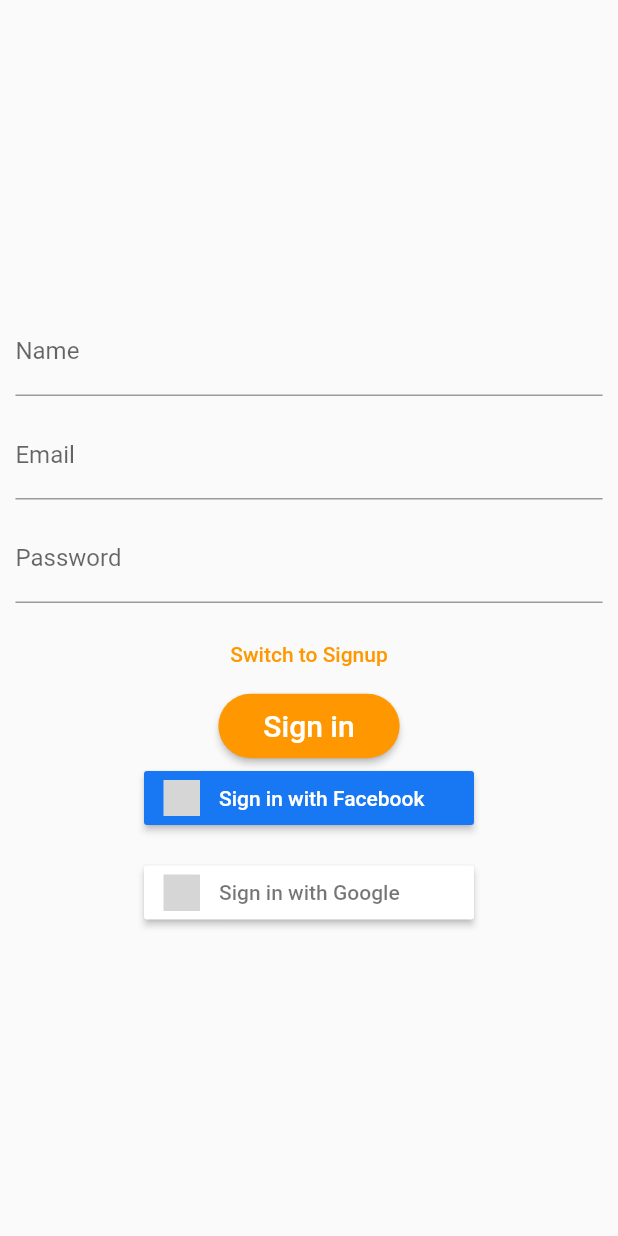
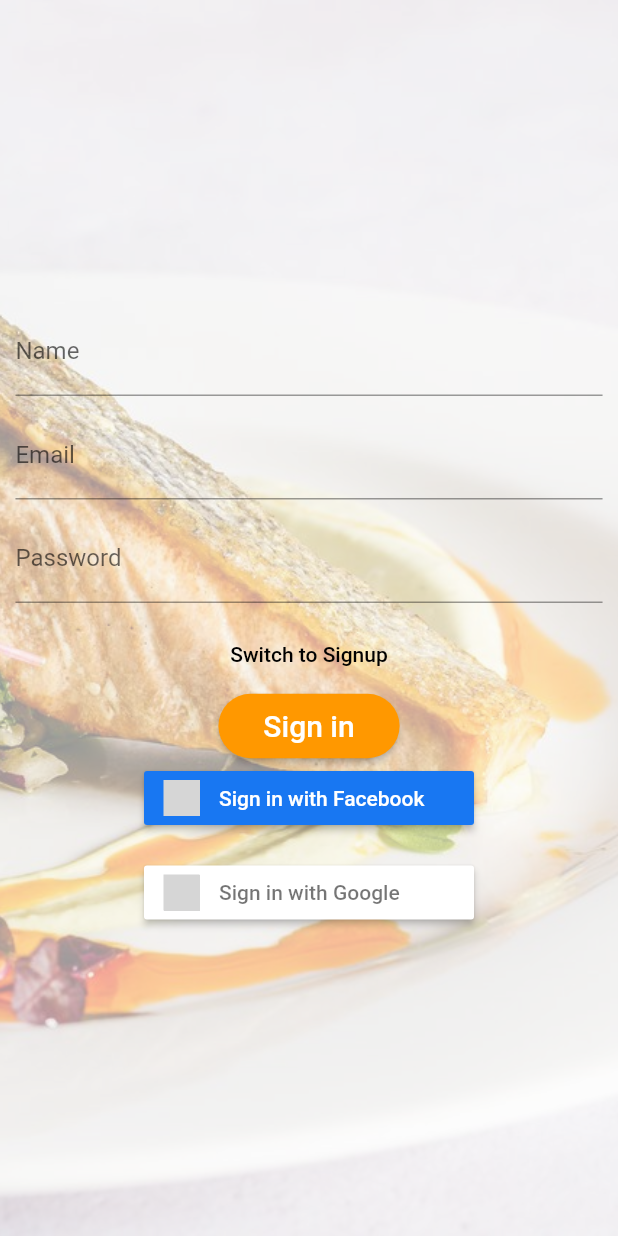
Before and after one commit to naveen-ku/food_wars, a Flutter app: the screen it shows after launch, after a tap on "Get Started", on a phone screen of 412 x 824 dp. Run offline on Flutter 3.47's test engine with Material 2 defaults, Android fonts, the phone set to English and light mode, and no system bars; our stand-ins replace flutter_signin_button; grey boxes are pictures that could not be loaded.

Commit message:
Outsourcing code and completing auth page

```diff
--- a/lib/main.dart
+++ b/lib/main.dart
@@ -1,5 +1,5 @@
 import 'package:flutter/material.dart';
-import 'package:food_wars/pages/landing_page.dart';
+import 'package:food_wars/pages/landing_screen.dart';
 
 void main() {
   runApp(MyApp());
@@ -15,7 +15,7 @@ class MyApp extends StatelessWidget {
         accentColor: Colors.white,
         visualDensity: VisualDensity.adaptivePlatformDensity,
       ),
-      home: LandingPage(),
+      home: LandingScreen(),
     );
   }
 }
--- a/lib/pages/auth.dart
+++ b/lib/pages/auth.dart
@@ -1,6 +1,6 @@
 import "package:flutter/material.dart";
 import 'package:flutter_signin_button/flutter_signin_button.dart';
-import 'package:food_wars/pages/landing_page.dart';
+import 'package:food_wars/pages/landing_screen.dart';
 
 class AuthPage extends StatefulWidget {
   @override
@@ -16,8 +16,15 @@ class _AuthPageState extends State<AuthPage> {
     'passValue': null,
   };
   final GlobalKey<FormState> _formKey = GlobalKey<FormState>();
-  //final TextEditingController _passwordTextController = TextEditingController();
-  // bool _acceptTerms;
+  DecorationImage _buildBackgroundImage() {
+    return DecorationImage(
+      fit: BoxFit.cover,
+      colorFilter:
+          ColorFilter.mode(Colors.black.withOpacity(0.4), BlendMode.dstATop),
+      image: AssetImage('assets/food_bg.jpg'),
+    );
+  }
+
   Widget _buildNameTextField() {
     return TextFormField(
       decoration: InputDecoration(
@@ -70,6 +77,34 @@ class _AuthPageState extends State<AuthPage> {
     );
   }
 
+  Widget _switchSignupModeButton() {
+    return FlatButton(
+      child: Text(
+        'Switch to Signup',
+        style: TextStyle(color: Colors.black),
+      ),
+      onPressed: () {},
+    );
+  }
+
+  Widget _signinButton() {
+    return Center(
+      child: RaisedButton(
+        color: Theme.of(context).primaryColor,
+        shape: RoundedRectangleBorder(
+          borderRadius: BorderRadius.circular(40.0),
+        ),
+        padding: EdgeInsets.symmetric(horizontal: 30.0, vertical: 10.0),
+        child: Text(
+          "Sign in",
+          style:
+              TextStyle(color: Theme.of(context).accentColor, fontSize: 20.0),
+        ),
+        onPressed: () => _submitForm(),
+      ),
+    );
+  }
+
   void _submitForm() {
     if (!_formKey.currentState.validate()) {
       return;
@@ -78,7 +113,7 @@ class _AuthPageState extends State<AuthPage> {
 
     Navigator.of(context)
         .push(MaterialPageRoute(builder: (BuildContext context) {
-      return LandingPage();
+      return LandingScreen();
     }));
   }
 
@@ -90,6 +125,9 @@ class _AuthPageState extends State<AuthPage> {
     return Scaffold(
       body: Container(
         padding: EdgeInsets.all(10.0),
+        decoration: BoxDecoration(
+          image: _buildBackgroundImage(),
+        ),
         child: Center(
           child: Form(
             key: _formKey,
@@ -110,33 +148,10 @@ class _AuthPageState extends State<AuthPage> {
                     SizedBox(
                       height: 10.0,
                     ),
-                    FlatButton(
-                      child: Text(
-                        'Switch to Signup',
-                        style: TextStyle(color: Theme.of(context).primaryColor),
-                      ),
-                      onPressed: () {},
-                    ),
-                    Center(
-                      child: RaisedButton(
-                        color: Theme.of(context).primaryColor,
-                        shape: RoundedRectangleBorder(
-                          borderRadius: BorderRadius.circular(40.0),
-                        ),
-                        padding: EdgeInsets.symmetric(
-                            horizontal: 30.0, vertical: 10.0),
-                        child: Text(
-                          "Sign in",
-                          style: TextStyle(
-                              color: Theme.of(context).accentColor,
-                              fontSize: 20.0),
-                        ),
-                        onPressed: () => _submitForm(),
-                      ),
-                    ),
+                    _switchSignupModeButton(),
+                    _signinButton(),
                     SignInButton(
                       Buttons.FacebookNew,
-                      // mini: true,
                       onPressed: () {},
                     ),
                     SizedBox(
@@ -144,7 +159,6 @@ class _AuthPageState extends State<AuthPage> {
                     ),
                     SignInButton(
                       Buttons.Google,
-                      // mini: true,
                       onPressed: () {},
                     ),
                   ],
--- a/lib/pages/landing_page.dart
+++ b/lib/pages/landing_screen.dart
@@ -1,15 +1,39 @@
 import "package:flutter/material.dart";
 import 'package:food_wars/pages/auth.dart';
 
-class LandingPage extends StatelessWidget {
+class LandingScreen extends StatelessWidget {
   Widget _buildImage() {
-    return Transform.rotate(
-      angle: -0 * 3.14 / 180,
-      child: Container(
-          // alignment: Alignment.bottomCenter,
-          margin: EdgeInsets.only(bottom: 30.0),
-          child: Image.asset('assets/food.png'),
-          color: Colors.transparent),
+    return Container(
+        // alignment: Alignment.bottomCenter,
+        margin: EdgeInsets.only(bottom: 30.0),
+        child: Image.asset('assets/food.png'),
+        color: Colors.transparent);
+  }
+
+  Widget _buildMainHeading(BuildContext context) {
+    return Container(
+      padding: EdgeInsets.all(20.0),
+      child: Center(
+        child: Text(
+          "WELCOME TO FOOD WARS",
+          style: TextStyle(
+              fontSize: 26.0,
+              color: Theme.of(context).primaryColor,
+              fontWeight: FontWeight.bold),
+        ),
+      ),
+    );
+  }
+
+  Widget _buildSubHeading(BuildContext context) {
+    return Container(
+      padding: EdgeInsets.only(left: 10.0, bottom: 20.0),
+      child: Text(
+        "Find your favourite food stall right away",
+        style: TextStyle(
+          fontSize: 16.0,
+        ),
+      ),
     );
   }
 
@@ -24,27 +48,8 @@ class LandingPage extends StatelessWidget {
             SizedBox(height: deviceHight * .25),
             _buildImage(),
             SizedBox(height: 20.0),
-            Container(
-              padding: EdgeInsets.all(20.0),
-              child: Center(
-                child: Text(
-                  "WELCOME TO FOOD WARS",
-                  style: TextStyle(
-                      fontSize: 26.0,
-                      color: Theme.of(context).primaryColor,
-                      fontWeight: FontWeight.bold),
-                ),
-              ),
-            ),
-            Container(
-              padding: EdgeInsets.only(left: 10.0, bottom: 20.0),
-              child: Text(
-                "Find your favourite food stall right away",
-                style: TextStyle(
-                  fontSize: 16.0,
-                ),
-              ),
-            ),
+            _buildMainHeading(context),
+            _buildSubHeading(context),
             RaisedButton(
               color: Theme.of(context).primaryColor,
               shape: RoundedRectangleBorder(
--- a/pubspec.yaml
+++ b/pubspec.yaml
@@ -46,6 +46,7 @@ flutter:
   # To add assets to your application, add an assets section, like this:
   assets:
     - assets/food.png
+    - assets/food_bg.jpg
   #   - images/a_dot_ham.jpeg
 
   # An image asset can refer to one or more resolution-specific "variants", see
```
Also changed, not shown: assets/food_bg.jpg (added).
